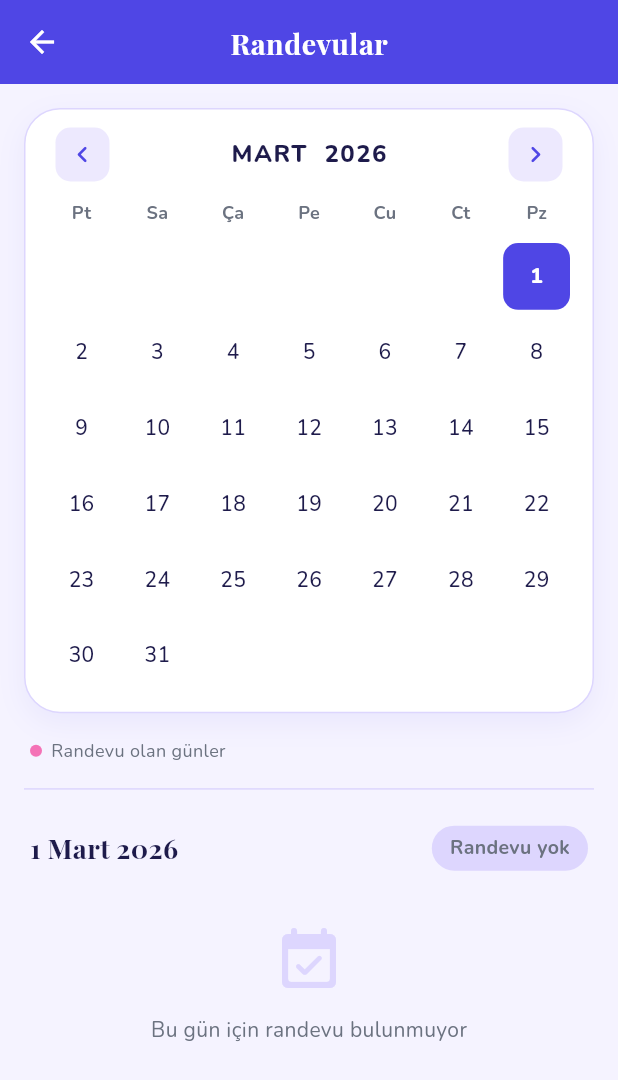
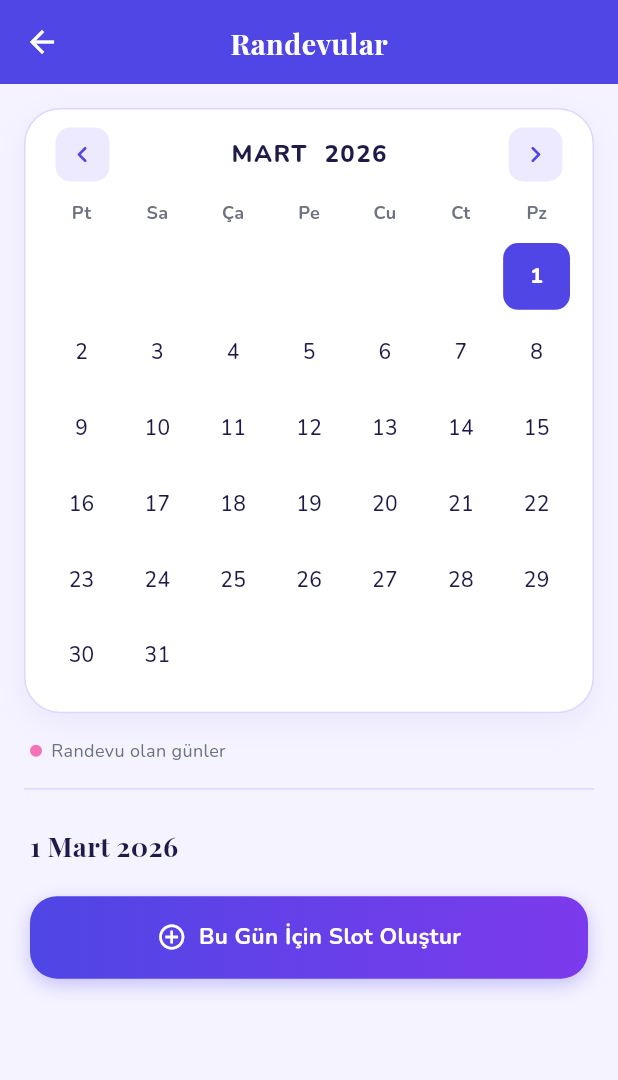
Before and after one commit to sumeyye-donbaloglu/pilates, a Flutter app: the RandevuManagementScreen screen opened directly with empty values, after a tap on the "chevron left" icon, on a phone screen of 412 x 824 dp. Shown: the top 1080 px of the screen. Run offline on Flutter 3.47's test engine with Material 3 defaults, Android fonts, the phone set to English and light mode, and no system bars; our stand-ins replace cloud_firestore, firebase_auth, firebase_core, fl_chart, google_fonts, image_picker; accounts and stored records are empty.

Commit message:
fix: takvim ekranına slot oluşturma butonu eklendi
Seçili gün için slot yoksa 'Bu Gün İçin Slot Oluştur' butonu gösteriliyor.
Slot varsa toplam/dolu sayısı başlıkta görünüyor.

Co-Authored-By: Claude Sonnet 4.6 <noreply@anthropic.com>

```diff
--- a/lib/randevu_management.dart
+++ b/lib/randevu_management.dart
@@ -2,6 +2,7 @@ import 'package:flutter/material.dart';
 import 'package:cloud_firestore/cloud_firestore.dart';
 import 'package:google_fonts/google_fonts.dart';
 
+import 'services/daily_slot_service.dart';
 import 'theme/app_colors.dart';
 
 class RandevuManagementScreen extends StatefulWidget {
@@ -26,8 +27,13 @@ class _RandevuManagementScreenState extends State<RandevuManagementScreen> {
   // customerId → name cache
   final Map<String, String> _nameCache = {};
   bool _loadingMonth = false;
+  bool _generatingSlots = false;
+
+  // date string → slot bilgisi (toplam / dolu)
+  Map<String, Map<String, int>> _slotInfoByDate = {};
 
   final _db = FirebaseFirestore.instance;
+  final _slotService = DailySlotService();
 
   static const _weekdayLabels = ["Pt", "Sa", "Ça", "Pe", "Cu", "Ct", "Pz"];
   static const _monthNames = [
@@ -50,6 +56,7 @@ class _RandevuManagementScreenState extends State<RandevuManagementScreen> {
   void initState() {
     super.initState();
     _loadMonth(_focusedMonth);
+    _loadMonthSlots(_focusedMonth);
   }
 
   // ─── DATA ─────────────────────────────────────────────────────────
@@ -104,6 +111,62 @@ class _RandevuManagementScreenState extends State<RandevuManagementScreen> {
     }
   }
 
+  // Ayın slot özetini yükle (hangi günlerde slot var, kaçı dolu)
+  Future<void> _loadMonthSlots(DateTime month) async {
+    final start = "${month.year}-${month.month.toString().padLeft(2, '0')}-01";
+    final lastDay = DateTime(month.year, month.month + 1, 0).day;
+    final end = "${month.year}-${month.month.toString().padLeft(2, '0')}-${lastDay.toString().padLeft(2, '0')}";
+
+    final snap = await _db
+        .collection('businesses')
+        .doc(widget.businessId)
+        .collection('daily_slots')
+        .where('date', isGreaterThanOrEqualTo: start)
+        .where('date', isLessThanOrEqualTo: end)
+        .get();
+
+    final Map<String, Map<String, int>> info = {};
+    for (final doc in snap.docs) {
+      final data = doc.data();
+      final date = data['date'] as String? ?? '';
+      final capacity = (data['capacity'] as int?) ?? 0;
+      final used = (data['usedCapacity'] as int?) ?? 0;
+      info[date] = {
+        'total': (info[date]?['total'] ?? 0) + capacity,
+        'used': (info[date]?['used'] ?? 0) + used,
+        'count': (info[date]?['count'] ?? 0) + 1,
+      };
+    }
+    if (mounted) setState(() => _slotInfoByDate = info);
+  }
+
+  // Seçili gün için slot oluştur
+  Future<void> _generateSlotsForSelectedDay() async {
+    setState(() => _generatingSlots = true);
+    try {
+      await _slotService.generateDailySlots(
+          widget.businessId, _dateStr(_selectedDay));
+      await _loadMonthSlots(_focusedMonth);
+      if (!mounted) return;
+      ScaffoldMessenger.of(context).showSnackBar(
+        const SnackBar(
+          content: Text("Slotlar oluşturuldu ✓"),
+          backgroundColor: AppColors.accentTeal,
+        ),
+      );
+    } catch (e) {
+      if (!mounted) return;
+      ScaffoldMessenger.of(context).showSnackBar(
+        SnackBar(
+          content: Text(e.toString().replaceAll("Exception: ", "")),
+          backgroundColor: Colors.red,
+        ),
+      );
+    } finally {
+      if (mounted) setState(() => _generatingSlots = false);
+    }
+  }
+
   List<Map<String, dynamic>> get _selectedDayAppointments {
     return _appointmentsByDate[_dateStr(_selectedDay)] ?? [];
   }
@@ -136,6 +199,7 @@ class _RandevuManagementScreenState extends State<RandevuManagementScreen> {
                         DateTime(prev.year, prev.month, 1);
                   });
                   _loadMonth(prev);
+                  _loadMonthSlots(prev);
                 },
               ),
               Expanded(
@@ -162,6 +226,7 @@ class _RandevuManagementScreenState extends State<RandevuManagementScreen> {
                         DateTime(next.year, next.month, 1);
                   });
                   _loadMonth(next);
+                  _loadMonthSlots(next);
                 },
               ),
             ],
@@ -294,6 +359,11 @@ class _RandevuManagementScreenState extends State<RandevuManagementScreen> {
 
   Widget _buildDaySection() {
     final appts = _selectedDayAppointments;
+    final dayKey = _dateStr(_selectedDay);
+    final slotInfo = _slotInfoByDate[dayKey];
+    final hasSlots = slotInfo != null && (slotInfo['count'] ?? 0) > 0;
+    final totalSlots = slotInfo?['count'] ?? 0;
+    final usedSlots = appts.length;
     final dayLabel =
         "${_selectedDay.day} ${_monthNames[_selectedDay.month]} ${_selectedDay.year}";
 
@@ -314,42 +384,90 @@ class _RandevuManagementScreenState extends State<RandevuManagementScreen> {
                   ),
                 ),
               ),
+              if (hasSlots)
                 Container(
                   padding:
                       const EdgeInsets.symmetric(horizontal: 12, vertical: 5),
                   decoration: BoxDecoration(
-                  color: appts.isEmpty
-                      ? AppColors.border
-                      : AppColors.accentTeal.withOpacity(0.15),
+                    color: AppColors.accentTeal.withOpacity(0.12),
                     borderRadius: BorderRadius.circular(20),
                   ),
                   child: Text(
-                  appts.isEmpty
-                      ? "Randevu yok"
-                      : "${appts.length} randevu",
+                    "$usedSlots / $totalSlots dolu",
                     style: GoogleFonts.nunito(
                       fontSize: 13,
                       fontWeight: FontWeight.w700,
-                    color: appts.isEmpty
-                        ? AppColors.textMuted
-                        : AppColors.accentTeal,
+                      color: AppColors.accentTeal,
                     ),
                   ),
                 ),
             ],
           ),
         ),
-        if (appts.isEmpty)
+
+        // Slot yok → oluşturma butonu
+        if (!hasSlots)
           Padding(
-            padding: const EdgeInsets.symmetric(horizontal: 20, vertical: 24),
+            padding: const EdgeInsets.symmetric(horizontal: 20, vertical: 8),
+            child: GestureDetector(
+              onTap: _generatingSlots ? null : _generateSlotsForSelectedDay,
+              child: Container(
+                width: double.infinity,
+                padding: const EdgeInsets.symmetric(vertical: 16),
+                decoration: BoxDecoration(
+                  gradient: const LinearGradient(
+                    colors: [AppColors.gradientStart, AppColors.gradientEnd],
+                  ),
+                  borderRadius: BorderRadius.circular(18),
+                  boxShadow: [
+                    BoxShadow(
+                      color: AppColors.primary.withOpacity(0.3),
+                      blurRadius: 10,
+                      offset: const Offset(0, 4),
+                    ),
+                  ],
+                ),
+                child: Center(
+                  child: _generatingSlots
+                      ? const SizedBox(
+                          width: 20,
+                          height: 20,
+                          child: CircularProgressIndicator(
+                              color: Colors.white, strokeWidth: 2.5),
+                        )
+                      : Row(
+                          mainAxisSize: MainAxisSize.min,
+                          children: [
+                            const Icon(Icons.add_circle_outline,
+                                color: Colors.white, size: 20),
+                            const SizedBox(width: 8),
+                            Text(
+                              "Bu Gün İçin Slot Oluştur",
+                              style: GoogleFonts.nunito(
+                                color: Colors.white,
+                                fontSize: 15,
+                                fontWeight: FontWeight.bold,
+                              ),
+                            ),
+                          ],
+                        ),
+                ),
+              ),
+            ),
+          ),
+
+        // Slot var ama randevu yok
+        if (hasSlots && appts.isEmpty)
+          Padding(
+            padding: const EdgeInsets.symmetric(horizontal: 20, vertical: 20),
             child: Center(
               child: Column(
                 children: [
                   Icon(Icons.event_available_rounded,
-                      size: 48, color: AppColors.border),
-                  const SizedBox(height: 12),
+                      size: 44, color: AppColors.border),
+                  const SizedBox(height: 10),
                   Text(
-                    "Bu gün için randevu bulunmuyor",
+                    "$totalSlots slot hazır — henüz randevu yok",
                     style: GoogleFonts.nunito(
                       color: AppColors.textMuted,
                       fontSize: 14,
@@ -358,8 +476,10 @@ class _RandevuManagementScreenState extends State<RandevuManagementScreen> {
                 ],
               ),
             ),
-          )
-        else
+          ),
+
+        // Randevular listesi
+        if (appts.isNotEmpty)
           ListView.builder(
             shrinkWrap: true,
             physics: const NeverScrollableScrollPhysics(),
```
Lines whose indentation alone changed are shown as unchanged.
